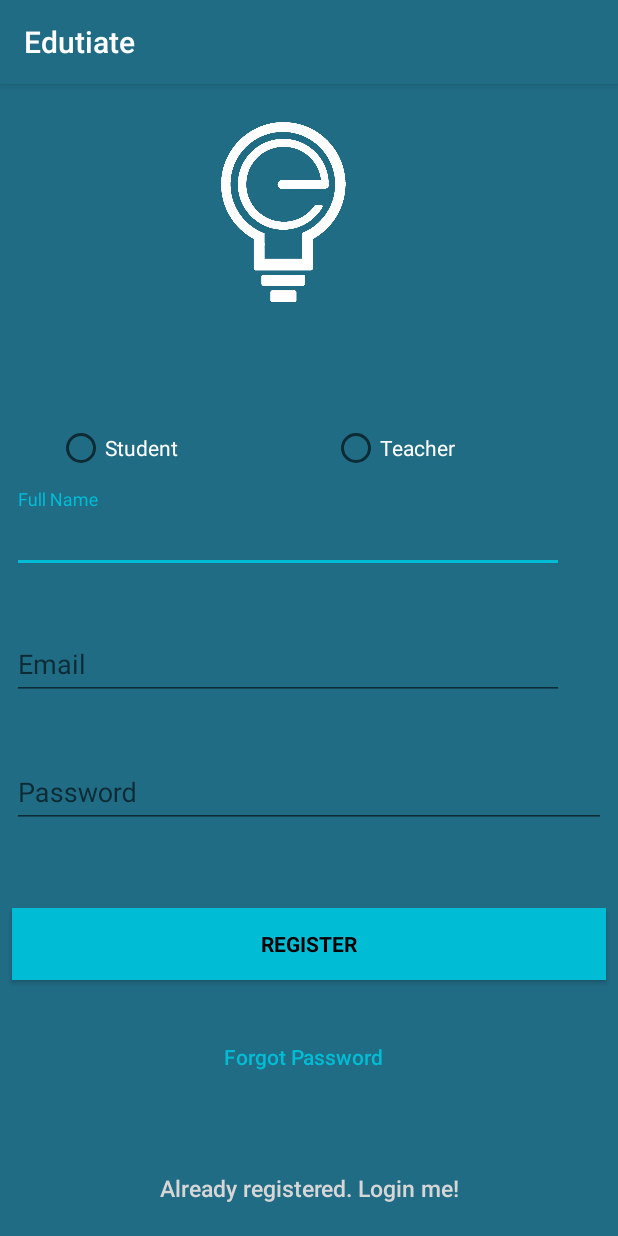
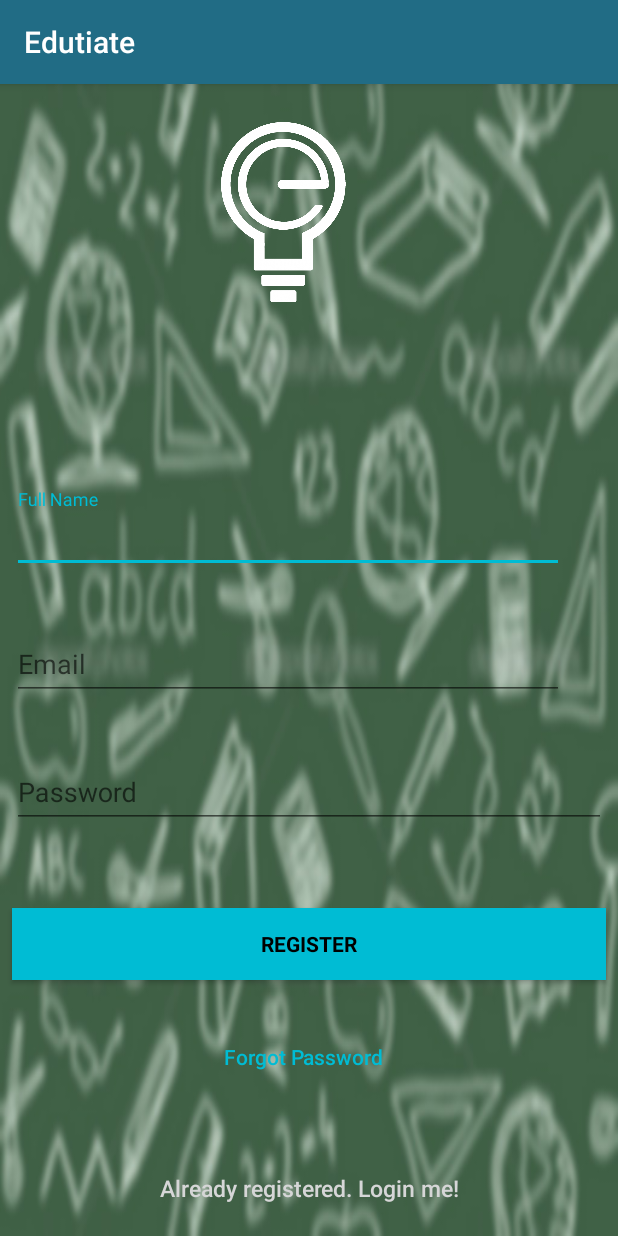
Before and after one commit to Rakshit1411/edudocs, an Android app: the signUp screen opened directly, with no data from a screen before it, on a phone screen of 412 x 824 dp. Run offline under Robolectric (Android 15) with nearby library versions, the phone set to English and light mode, and no system bars; our stand-ins replace Firebase (no records; nobody signed in at launch, a user with empty details on screens opened directly); libraries missing offline, so code that uses them is left out: com.quickblox.auth, com.quickblox.core, com.quickblox.users; 1 statement that could not run was skipped.

Commit message:
Login Backround Changes

```diff
--- a/app/src/main/java/com/example/rakshitsharma/edutiate/Authentication/signUp.java
+++ b/app/src/main/java/com/example/rakshitsharma/edutiate/Authentication/signUp.java
@@ -33,8 +33,7 @@ public class signUp extends AppCompatActivity {
     private ProgressBar progressBar;
     private FirebaseAuth auth;
     public static FirebaseUser user;
-    RadioGroup user_type;
-    RadioButton typer,def;
+
     int count=0;
     public static String userType_signUp;
     @Override
@@ -52,19 +51,8 @@ public class signUp extends AppCompatActivity {
         progressBar = (ProgressBar) findViewById(R.id.progressBar);
         btnResetPassword = (Button) findViewById(R.id.btn_reset_password);
 
-       // def = (RadioButton)findViewById(R.id.Student1);
-      //  def.setSelected(true);
-       // user_type.check(def.getId());
-      /*  user_type.setOnClickListener(new View.OnClickListener() {
-            @Override
-            public void onClick(View view) {
-                int id = user_type.getCheckedRadioButtonId();
-                typer = (RadioButton)findViewById(id);
 
-                userType_signUp = typer.getText().toString();
-            }
-        });
-        */btnResetPassword.setOnClickListener(new View.OnClickListener() {
+        btnResetPassword.setOnClickListener(new View.OnClickListener() {
             @Override
             public void onClick(View v) {
                 startActivity(new Intent(getApplicationContext(), forgot_password.class));
--- a/app/src/main/res/layout/activity_forgot_password.xml
+++ b/app/src/main/res/layout/activity_forgot_password.xml
@@ -5,7 +5,7 @@
     android:layout_width="match_parent"
     android:layout_height="match_parent"
     android:layout_gravity="center"
-    android:background="@color/colorPrimary"
+    android:background="@drawable/learning_school_blur"
     android:fitsSystemWindows="true"
     android:theme="@style/AppTheme1">
 
@@ -26,7 +26,8 @@
             android:layout_gravity="center_horizontal"
             android:layout_marginBottom="10dp"
             android:layout_weight="0.37"
-            android:src="@mipmap/ic_launcher" />
+            app:srcCompat="@drawable/logo_original_compressed_more_new"
+            />
 
         <TextView
             android:layout_width="wrap_content"
--- a/app/src/main/res/layout/activity_login.xml
+++ b/app/src/main/res/layout/activity_login.xml
@@ -5,7 +5,7 @@
     xmlns:app="http://schemas.android.com/apk/res-auto"
     android:layout_width="match_parent"
     android:layout_height="match_parent"
-    android:background="@drawable/learning_school_blur"
+    android:background="@drawable/back_random"
     android:gravity="center"
     android:orientation="vertical"
     android:padding="@dimen/activity_horizontal_margin"
@@ -25,7 +25,7 @@
         app:layout_constraintLeft_toLeftOf="parent"
         app:layout_constraintRight_toRightOf="parent"
         app:layout_constraintTop_toTopOf="parent"
-        app:layout_constraintVertical_bias="0.968" />
+        app:layout_constraintVertical_bias="1.0" />
 
     <ImageView
         android:id="@+id/imageView12"
@@ -167,5 +167,5 @@
         app:layout_constraintLeft_toLeftOf="parent"
         app:layout_constraintRight_toRightOf="parent"
         app:layout_constraintTop_toTopOf="parent"
-        app:layout_constraintVertical_bias="0.982" />
+        app:layout_constraintVertical_bias="0.944" />
 </android.support.constraint.ConstraintLayout>
--- a/app/src/main/res/layout/activity_sign_up.xml
+++ b/app/src/main/res/layout/activity_sign_up.xml
@@ -4,7 +4,7 @@
     xmlns:tools="http://schemas.android.com/tools"
     android:layout_width="match_parent"
     android:layout_height="match_parent"
-    android:background="@color/colorPrimary"
+    android:background="@drawable/back_random"
     android:theme="@style/AppTheme1"
     tools:context="com.example.rakshitsharma.edutiate.Authentication.signUp">
 
@@ -132,8 +132,8 @@
 
     <ProgressBar
         android:id="@+id/progressBar"
-        android:layout_width="0dp"
-        android:layout_height="0dp"
+        android:layout_width="wrap_content"
+        android:layout_height="wrap_content"
         android:layout_gravity="center|bottom"
         android:visibility="gone"
         app:layout_constraintBottom_toBottomOf="parent"
@@ -141,7 +141,7 @@
         app:layout_constraintLeft_toLeftOf="parent"
         app:layout_constraintRight_toRightOf="parent"
         app:layout_constraintTop_toTopOf="parent"
-        app:layout_constraintVertical_bias="0.968" />
+        app:layout_constraintVertical_bias="0.986" />
 
     <android.support.design.widget.TextInputLayout
         android:layout_width="0dp"
@@ -175,39 +175,6 @@
 
     </android.support.design.widget.TextInputLayout>
 
-    <RadioGroup
-        android:layout_width="368dp"
-        android:layout_height="20dp"
-        android:layout_marginBottom="8dp"
-        android:layout_marginLeft="8dp"
-        android:layout_marginRight="8dp"
-        android:layout_marginTop="8dp"
-        android:orientation="horizontal"
-        app:layout_constraintBottom_toBottomOf="parent"
-        app:layout_constraintHorizontal_bias="0.0"
-        app:layout_constraintLeft_toLeftOf="parent"
-        app:layout_constraintRight_toRightOf="parent"
-        app:layout_constraintTop_toTopOf="parent"
-        app:layout_constraintVertical_bias="0.307">
-
-        <RadioButton
-            android:id="@+id/Student1"
-            android:layout_width="wrap_content"
-            android:layout_height="wrap_content"
-            android:layout_marginLeft="30dp"
-            android:layout_weight="1"
-            android:text="Student"
-            android:textColor="#FFFFFF" />
-
-        <RadioButton
-            android:id="@+id/Teacher"
-            android:layout_width="wrap_content"
-            android:layout_height="wrap_content"
-            android:layout_marginLeft="30dp"
-            android:layout_weight="1"
-            android:text="Teacher"
-            android:textColor="#FFFFFF" />
-    </RadioGroup>
 
     <ImageView
         android:id="@+id/imageView11"
--- a/app/src/main/res/layout/my_batch_card.xml
+++ b/app/src/main/res/layout/my_batch_card.xml
@@ -17,6 +17,7 @@
     android:focusable="true"
     android:foreground="?android:attr/selectableItemBackground"
     android:longClickable="true"
+
     android:transitionName="@string/transition"
     card_view:cardCornerRadius="10dp"
     card_view:cardElevation="10dp"
@@ -25,7 +26,8 @@
 
     <android.support.constraint.ConstraintLayout
         android:layout_width="match_parent"
-        android:layout_height="match_parent">
+        android:layout_height="match_parent"
+        >
 
         <ImageView
             android:id="@+id/imageView2"
--- a/app/src/main/res/layout/welcome1.xml
+++ b/app/src/main/res/layout/welcome1.xml
@@ -16,7 +16,7 @@
             android:layout_width="248dp"
             android:layout_height="@dimen/img_width_height"
             android:layout_weight="0.80"
-            android:src="@drawable/rsz_2logo" />
+            android:src="@drawable/logo_original_compressed_more_new" />
 
         <TextView
             android:layout_width="wrap_content"
```
Also changed, not shown: app/src/main/res/drawable-v21/rsz_2logo.png (deleted), app/src/main/res/drawable-v21/rsz_logo.jpg (deleted), app/src/main/res/drawable-xxhdpi/back_random.jpg (added), 2 other files.
